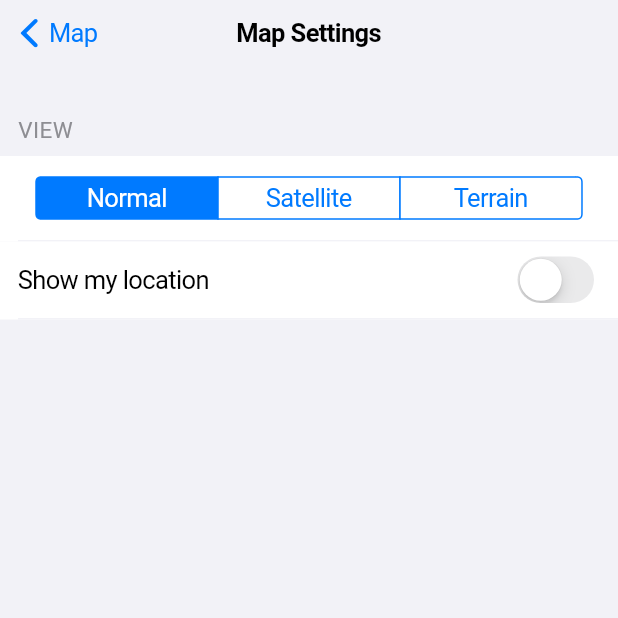
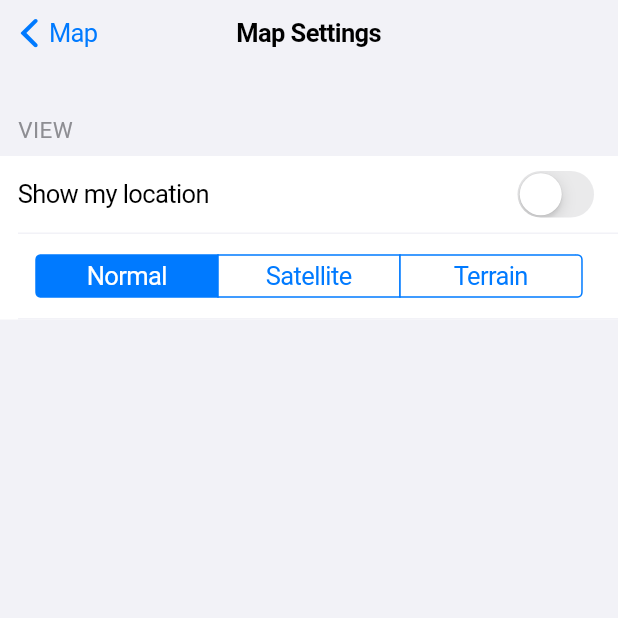
Before and after one commit to persello/azsphere-obd-app, a Flutter app: the MapViewSettings screen opened directly, after a tap on "Show my location", on a phone screen of 412 x 824 dp, the top half of it. Run offline on Flutter 3.47's test engine with Material 2 defaults, Android fonts, the phone set to English and light mode, and no system bars; our stand-ins replace google_maps_flutter, package_info, permission_handler, shared_preferences; accounts and stored records are empty; statements that could not run were skipped.

Commit message:
Settings and app info working.

```diff
--- a/lib/iosstyles.dart
+++ b/lib/iosstyles.dart
@@ -1,3 +1,5 @@
+import 'dart:math';
+
 import 'package:flutter/cupertino.dart';
 
 /// Some custom-defined colors based on [Apple's guidelines](https://developer.apple.com/design/human-interface-guidelines/ios/visual-design/color/).
@@ -12,6 +14,9 @@ class CustomCupertinoColors {
   static const Color white = Color.fromARGB(255, 255, 255, 255);
   static const Color black = Color.fromARGB(255, 0, 0, 0);
   static const Color transparent = Color.fromARGB(0, 0, 0, 0);
+
+  static const Color red = Color.fromARGB(255, 255, 59, 48);
+  static const Color teal = Color.fromARGB(255, 90, 200, 250);
 }
 
 /// Some custom text styles for general usage.
@@ -24,6 +29,18 @@ class CustomCupertinoTextStyles {
     letterSpacing: 0.3,
     fontSize: 15,
   );
+
+  /// A text style for all the buttons that perform destructive actions.
+  static const TextStyle warningButton = TextStyle(
+      color: CupertinoColors.destructiveRed, fontWeight: FontWeight.w600);
+
+  /// A black text style.
+  static const TextStyle blackStyle =
+      TextStyle(color: CustomCupertinoColors.black);
+
+  /// A white text style.
+  static const TextStyle whiteStyle =
+      TextStyle(color: CustomCupertinoColors.white);
 }
 
 /// A spacer to be used to divide elements of a [ListView].
@@ -156,6 +173,11 @@ class _ListSwitchState extends State<ListSwitch> {
   }
 }
 
+/// A generic List Item Container.
+///
+/// This container is a generic white container for a ListView.
+/// It has been tested with [Text] and [CupertinoSegmentedControl],
+/// surrounded by a [Padding].
 class GenericListItem extends StatelessWidget {
   GenericListItem({this.child, this.isLast = false});
   final bool isLast;
@@ -176,11 +198,13 @@ class GenericListItem extends StatelessWidget {
             ),
 
             // Center the child
-              child: Row(
-                children: <Widget>[
-                  Expanded(child: this.child,)
-                ],
-              ),
+            child: Row(
+              children: <Widget>[
+                Expanded(
+                  child: this.child,
+                )
+              ],
+            ),
           ),
 
           // Only if not last
@@ -200,3 +224,138 @@ class GenericListItem extends StatelessWidget {
     );
   }
 }
+
+class ListButton extends StatefulWidget {
+  ListButton({@required this.children, this.onPressed, this.isLast = false});
+  final List<Widget> children;
+  final bool isLast;
+  final VoidCallback onPressed;
+
+  @override
+  _ListButtonState createState() => _ListButtonState();
+}
+
+class _ListButtonState extends State<ListButton> {
+  @override
+  Widget build(BuildContext context) {
+    // For detecting taps in all the area
+    return GestureDetector(
+      onTap: () {
+        if (widget.onPressed != null) {
+          widget.onPressed();
+        }
+      },
+
+      // Main container
+      child: Container(
+        color: CustomCupertinoColors.white,
+
+        // For stacking vertically the item and the separator
+        child: Column(
+          children: <Widget>[
+            // The button contains every children
+            CupertinoButton(
+              padding: EdgeInsets.fromLTRB(12, 0, 4, 0),
+              onPressed: widget.onPressed,
+              // In a row for alignment
+              child: Row(
+                mainAxisAlignment: MainAxisAlignment.spaceBetween,
+                children: widget.children,
+              ),
+            ),
+
+            // Only if not last
+            Visibility(
+              child: Padding(
+                // Touches right side but not left
+                padding: EdgeInsets.fromLTRB(12, 0, 0, 0),
+                child: Container(
+                  height: 1,
+                  color: CustomCupertinoColors.systemGray6,
+                ),
+              ),
+              visible: !widget.isLast,
+            )
+          ],
+        ),
+      ),
+    );
+  }
+}
+
+class ListSubMenu extends StatefulWidget {
+  ListSubMenu(
+      {@required this.text,
+      this.icon,
+      this.iconBackground,
+      this.badgeCount,
+      this.isLast,
+      this.onPressed});
+
+  final String text;
+  final Color iconBackground;
+  final IconData icon;
+  final int badgeCount;
+  final bool isLast;
+  final VoidCallback onPressed;
+
+  @override
+  _ListSubMenuState createState() => _ListSubMenuState();
+}
+
+class _ListSubMenuState extends State<ListSubMenu> {
+  @override
+  Widget build(BuildContext context) {
+    return ListButton(
+      onPressed: widget.onPressed,
+      children: <Widget>[
+        Row(
+          children: <Widget>[
+            ClipRRect(
+              borderRadius: BorderRadius.circular(5),
+              child: Container(
+                  color: widget.iconBackground ?? CupertinoColors.activeGreen,
+                  child: Padding(
+                      child: Icon(
+                        widget.icon,
+                        color: CustomCupertinoColors.white,
+                        size: 16,
+                      ),
+                      padding: EdgeInsets.fromLTRB(4, 3, 4, 5))),
+            ),
+            Padding(
+              padding: EdgeInsets.symmetric(horizontal: 12),
+              child: Text(widget.text,
+                  style: CustomCupertinoTextStyles.blackStyle),
+            )
+          ],
+        ),
+        Row(
+          children: <Widget>[
+            Visibility(
+              visible: widget.badgeCount != null,
+              child: Padding(
+                padding: EdgeInsets.symmetric(horizontal: 8),
+                child: ClipRRect(
+                  borderRadius: BorderRadius.circular(20),
+                  child: Container(
+                    color: CupertinoColors.destructiveRed,
+                    child: Padding(
+                      child: Text(widget.badgeCount.toString(),
+                          style: CustomCupertinoTextStyles.whiteStyle),
+                      padding: EdgeInsets.symmetric(horizontal: 5, vertical: 2),
+                    ),
+                  ),
+                ),
+              ),
+            ),
+            Icon(
+              CupertinoIcons.right_chevron,
+              color: CustomCupertinoColors.systemGray4,
+            )
+          ],
+        )
+      ],
+    );
+  }
+}
--- a/lib/main.dart
+++ b/lib/main.dart
@@ -1,7 +1,8 @@
 import 'package:flutter/cupertino.dart';
 
 import 'package:azsphere_obd_app/tabs/map/map.dart';
-import 'package:azsphere_obd_app/globals.dart' as globals;
+import 'package:azsphere_obd_app/tabs/settings/settings.dart';
+import 'package:azsphere_obd_app/globals.dart';
 
 void main() => runApp(MyApp());
 
@@ -10,7 +11,7 @@ class MyApp extends StatelessWidget {
   @override
   Widget build(BuildContext context) {
     // Application setup
-   globals.appSettings = globals.Settings();
+    appSettings = Settings();
 
     return CupertinoApp(
       title: 'Azure Sphere OBD Driving Stats',
@@ -92,11 +93,7 @@ class _MainPageState extends State<MainPage> {
           case 4:
           default:
             return CupertinoTabView(builder: (context) {
-              return CupertinoPageScaffold(
-                child: Center(
-                  child: Text("5"),
-                ),
-              );
+              return SettingsTab(title: "Settings");
             });
         }
       },
--- a/lib/tabs/map/map.dart
+++ b/lib/tabs/map/map.dart
@@ -1,4 +1,4 @@
-import 'package:azsphere_obd_app/globals.dart' as globals;
+import 'package:azsphere_obd_app/globals.dart';
 import 'package:azsphere_obd_app/tabs/map/viewsettings.dart';
 import 'package:flutter/cupertino.dart';
 import 'dart:async';
@@ -29,7 +29,7 @@ class _MapTabState extends State<MapTab> {
   }
 
   void _editMapView() {
-    Navigator.of(context, rootNavigator: true).push(CupertinoPageRoute(fullscreenDialog: true, builder: (context) => MapViewSettings(title: "Map Settings", data: globals.appSettings.mapViewSettingsData,)));
+    Navigator.of(context, rootNavigator: true).push(CupertinoPageRoute(fullscreenDialog: true, builder: (context) => MapViewSettings(title: "Map Settings", data: appSettings.mapViewSettingsData,)));
   }
 
   @override
@@ -39,7 +39,7 @@ class _MapTabState extends State<MapTab> {
         middle: Text(widget.title),
         trailing: CupertinoButton(
           padding: EdgeInsets.all(10),
-          child: Text("View"),
+          child: Text("Edit"),
           onPressed: _editMapView,
         ),
       ),
@@ -51,9 +51,10 @@ class _MapTabState extends State<MapTab> {
             onMapCreated: _onMapCreated,
             compassEnabled: true,
             myLocationButtonEnabled: true,
-            myLocationEnabled: globals.appSettings.mapViewSettingsData.showMyLocation,
+            myLocationEnabled: appSettings.mapViewSettingsData.showMyLocation,
             padding: EdgeInsets.fromLTRB(0, 70, 0, 50),
-            mapType: globals.appSettings.mapViewSettingsData.mapType,
+            mapType: appSettings.mapViewSettingsData.mapType,
+            tiltGesturesEnabled: false,
           ),
           Center(
             child: Visibility(
--- a/lib/tabs/map/viewsettings.dart
+++ b/lib/tabs/map/viewsettings.dart
@@ -3,10 +3,12 @@ import 'package:flutter/cupertino.dart';
 import 'package:google_maps_flutter/google_maps_flutter.dart';
 
 import 'package:azsphere_obd_app/iosstyles.dart';
-import 'package:azsphere_obd_app/globals.dart' as globals;
+import 'package:azsphere_obd_app/globals.dart';
 
-//import 'package:azsphere_obd_app/iosstyles.dart';
-
+/// Map View Settings page
+///
+/// In this page you can change settings related to the [GoogleMap]
+/// control in the [MapTab] page.
 class MapViewSettings extends StatefulWidget {
   MapViewSettings({Key key, this.title, @required this.data}) : super(key: key);
 
@@ -38,12 +40,20 @@ class _MapViewSettingsState extends State<MapViewSettings> {
           ListGroupSpacer(
             title: "View",
           ),
+          ListSwitch(
+            title: "Show my location",
+            onChanged: (bool value) {
+              widget.data.showMyLocation = value;
+              appSettings.save();
+            },
+            initialValue: widget.data.showMyLocation,
+          ),
           GenericListItem(
             child: CupertinoSegmentedControl<int>(
               onValueChanged: (int selectedMapType) {
                 setState(() {
                   widget.data.mapType = MapType.values[selectedMapType];
-                  globals.appSettings.save();
+                  appSettings.save();
                 });
               },
               children: widget.mapTypeChoices,
@@ -51,23 +61,8 @@ class _MapViewSettingsState extends State<MapViewSettings> {
               groupValue: widget.data.mapType.index,
             ),
           ),
-          ListSwitch(
-            title: "Show my location",
-            onChanged: (bool value) {
-              widget.data.showMyLocation = value;
-              globals.appSettings.save();
-            },
-            initialValue: widget.data.showMyLocation,
-          ),
         ],
       ),
     );
   }
 }
-
-class MapViewSettingsData {
-  MapViewSettingsData({this.showMyLocation, this.mapType});
-  bool showMyLocation;
-  // Normal, hybrid or terrain
-  MapType mapType;
-}
--- /dev/null
+++ b/lib/tabs/settings/settings.dart
@@ -0,0 +1,94 @@
+import 'package:flutter/cupertino.dart';
+import 'package:flutter/material.dart';
+
+import 'package:google_maps_flutter/google_maps_flutter.dart';
+
+import 'package:azsphere_obd_app/iosstyles.dart';
+import 'package:azsphere_obd_app/globals.dart';
+import 'package:azsphere_obd_app/tabs/settings/info.dart';
+
+/// General settings page
+class SettingsTab extends StatefulWidget {
+  SettingsTab({Key key, this.title}) : super(key: key);
+
+  final String title;
+
+  @override
+  _SettingsTabState createState() => _SettingsTabState();
+}
+
+class _SettingsTabState extends State<SettingsTab> {
+  @override
+  Widget build(BuildContext context) {
+    return CupertinoPageScaffold(
+        backgroundColor: CustomCupertinoColors.systemGray6,
+        child: CustomScrollView(
+          slivers: <Widget>[
+            CupertinoSliverNavigationBar(largeTitle: Text(widget.title)),
+            SliverFillRemaining(
+              child: Column(
+                children: <Widget>[
+                  ListGroupSpacer(
+                    title: "View",
+                  ),
+                  ListSubMenu(
+                    text: "Menu",
+                    badgeCount: 6,
+                    icon: CupertinoIcons.car,
+                    iconBackground: CupertinoColors.activeGreen,
+                    isLast: true,
+                    onPressed: () {},
+                  ),
+                  ListSubMenu(
+                    text: "Menu",
+                    badgeCount: 6,
+                    icon: CupertinoIcons.car,
+                    iconBackground: CupertinoColors.activeGreen,
+                    isLast: true,
+                    onPressed: () {},
+                  ),
+                  ListSubMenu(
+                    text: "Menu",
+                    badgeCount: 6,
+                    icon: CupertinoIcons.car,
+                    iconBackground: CupertinoColors.activeGreen,
+                    isLast: true,
+                    onPressed: () {},
+                  ),
+                  ListSubMenu(
+                    text: "Menu",
+                    badgeCount: 6,
+                    icon: CupertinoIcons.car,
+                    iconBackground: CupertinoColors.activeGreen,
+                    isLast: true,
+                    onPressed: () {},
+                  ),
+                  ListSubMenu(
+                    text: "Menu",
+                    badgeCount: 6,
+                    icon: CupertinoIcons.car,
+                    iconBackground: CupertinoColors.activeGreen,
+                    isLast: true,
+                    onPressed: () {},
+                  ),
+                  ListGroupSpacer(height: 40),
+                  ListSubMenu(
+                    text: "About",
+                    icon: CupertinoIcons.info_filled,
+                    iconBackground: CustomCupertinoColors.teal,
+                    isLast: true,
+                    onPressed: () {
+                      Navigator.of(context, rootNavigator: true)
+                          .push(CupertinoPageRoute(
+                              builder: (context) => SettingsInfo(
+                                    title: "About",
+                                  )));
+                    },
+                  ),
+                ],
+              ),
+            )
+          ],
+        ));
+  }
+}
--- a/pubspec.yaml
+++ b/pubspec.yaml
@@ -17,6 +17,7 @@ environment:
   sdk: ">=2.1.0 <3.0.0"
 
 dependencies:
+  package_info: "^0.4.0+6"
   permission_handler: "^3.2.0"
   google_maps_flutter: "^0.5.0"
   shared_preferences: "^0.5.3+4"
```
Also changed, not shown: lib/globals.dart (+7 -0 lines), lib/tabs/settings/info.dart (added, +57 -0 lines), pubspec.lock.
